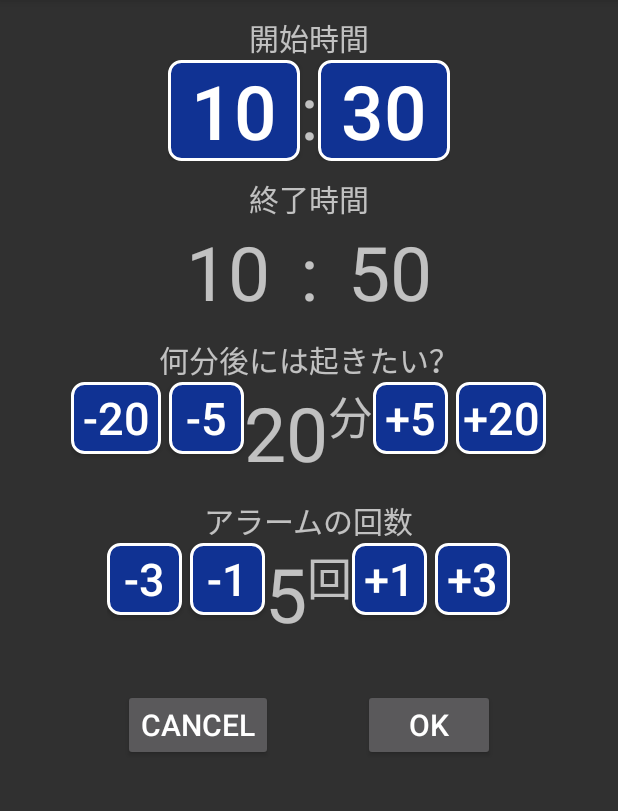
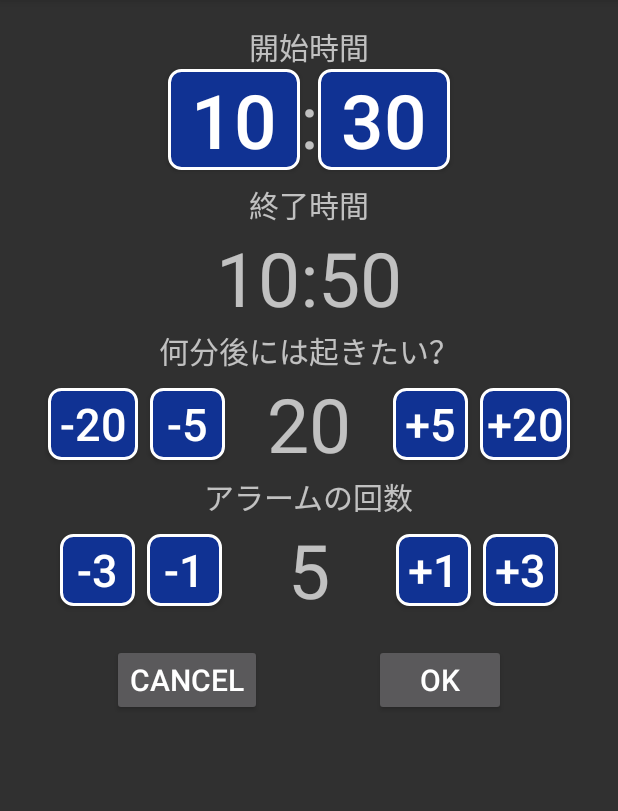
Before and after one commit to m-mememe/SleepyheadZ_Alarm, an Android app: the TimerMenuActivity screen opened directly, with no data from a screen before it, on a phone screen of 412 x 824 dp, the part 84-895 px from its top. Run offline under Robolectric (Android 15) with nearby library versions, the phone set to English and light mode, and no system bars; libraries missing offline, so code that uses them is left out: com.websarva.wings, io.realm, io.realm.kotlin; 1 statement that could not run was skipped.

Commit message:
タイマー設定メニューをLinearLayoutからConstraintLayoutに変更

```diff
--- a/app/src/main/res/layout/activity_menu_timer.xml
+++ b/app/src/main/res/layout/activity_menu_timer.xml
@@ -1,256 +1,292 @@
 <?xml version="1.0" encoding="utf-8"?>
-<LinearLayout
-    xmlns:android="http://schemas.android.com/apk/res/android"
+<androidx.constraintlayout.widget.ConstraintLayout xmlns:android="http://schemas.android.com/apk/res/android"
+    xmlns:app="http://schemas.android.com/apk/res-auto"
+    xmlns:tools="http://schemas.android.com/tools"
     android:layout_width="match_parent"
-    android:layout_height="match_parent"
-    android:orientation="vertical">
+    android:layout_height="match_parent">
 
     <TextView
-        android:layout_width="wrap_content"
-        android:layout_height="wrap_content"
-        android:layout_marginTop="10dp"
-        android:textSize="20sp"
-        android:layout_gravity="center_horizontal"
-        android:text="@string/tv_start_time"/>
-
-    <LinearLayout
+        android:id="@+id/textView2"
         android:layout_width="wrap_content"
         android:layout_height="wrap_content"
         android:layout_gravity="center_horizontal"
-        android:layout_marginBottom="10dp"
-        android:orientation="horizontal">
+        android:layout_marginTop="16dp"
+        android:text="@string/tv_start_time"
+        android:textSize="20sp"
+        app:layout_constraintEnd_toEndOf="parent"
+        app:layout_constraintStart_toStartOf="parent"
+        app:layout_constraintTop_toTopOf="parent" />
 
     <Button
         android:id="@+id/bt_start_time_hour"
         android:layout_width="wrap_content"
         android:layout_height="wrap_content"
+        android:background="@drawable/button_background_blue"
+        android:onClick="setStartTimeHour"
+        android:text="0"
         android:textSize="50sp"
-            android:background="@drawable/button_background_blue"
-            android:text="0"
-            android:onClick="setStartTimeHour"/>
+        app:layout_constraintEnd_toStartOf="@+id/textView3"
+        app:layout_constraintTop_toBottomOf="@+id/textView2" />
 
     <TextView
+        android:id="@+id/textView3"
         android:layout_width="wrap_content"
         android:layout_height="wrap_content"
+        android:text="@string/tv_colon"
         android:textSize="50sp"
-            android:text="@string/tv_colon"/>
+        app:layout_constraintEnd_toEndOf="parent"
+        app:layout_constraintStart_toStartOf="parent"
+        app:layout_constraintTop_toBottomOf="@+id/textView2" />
 
     <Button
         android:id="@+id/bt_start_time_minute"
         android:layout_width="wrap_content"
         android:layout_height="wrap_content"
+        android:background="@drawable/button_background_blue"
+        android:onClick="setStartTimeMinute"
+        android:text="00"
         android:textSize="50sp"
-            android:background="@drawable/button_background_blue"
-            android:text="00"
-            android:onClick="setStartTimeMinute"/>
-    </LinearLayout>
+        app:layout_constraintStart_toEndOf="@+id/textView3"
+        app:layout_constraintTop_toBottomOf="@+id/textView2" />
 
     <TextView
+        android:id="@+id/textView4"
         android:layout_width="wrap_content"
         android:layout_height="wrap_content"
+        android:layout_gravity="center_horizontal"
+        android:layout_marginTop="8dp"
+        android:text="@string/tv_end_time"
         android:textSize="20sp"
-        android:layout_gravity="center_horizontal"
-        android:text="@string/tv_end_time"/>
-
-    <LinearLayout
-        android:layout_width="wrap_content"
-        android:layout_height="wrap_content"
-        android:layout_marginBottom="10dp"
-        android:layout_gravity="center_horizontal"
-        android:orientation="horizontal">
+        app:layout_constraintEnd_toEndOf="parent"
+        app:layout_constraintStart_toStartOf="parent"
+        app:layout_constraintTop_toBottomOf="@+id/textView3" />
 
     <TextView
         android:id="@+id/tv_end_hour"
         android:layout_width="wrap_content"
         android:layout_height="wrap_content"
+        android:text="0"
         android:textSize="50sp"
-            android:layout_marginRight="20dp"
-            android:text="0"/>
+        app:layout_constraintEnd_toStartOf="@+id/textView5"
+        app:layout_constraintTop_toBottomOf="@+id/textView4" />
 
     <TextView
+        android:id="@+id/textView5"
         android:layout_width="wrap_content"
         android:layout_height="wrap_content"
+        android:text="@string/tv_colon"
         android:textSize="50sp"
-            android:layout_marginRight="20dp"
-            android:text="@string/tv_colon"/>
+        app:layout_constraintEnd_toEndOf="parent"
+        app:layout_constraintStart_toStartOf="parent"
+        app:layout_constraintTop_toBottomOf="@+id/textView4" />
 
     <TextView
         android:id="@+id/tv_end_minute"
         android:layout_width="wrap_content"
         android:layout_height="wrap_content"
+        android:text="00"
         android:textSize="50sp"
-            android:text="00"/>
-    </LinearLayout>
+        app:layout_constraintStart_toEndOf="@+id/textView5"
+        app:layout_constraintTop_toBottomOf="@+id/textView4" />
 
     <TextView
+        android:id="@+id/textView6"
         android:layout_width="wrap_content"
         android:layout_height="wrap_content"
+        android:layout_gravity="center_horizontal"
+        android:text="@string/tv_alarm_time"
         android:textSize="20sp"
-        android:layout_gravity="center_horizontal"
-        android:text="@string/tv_alarm_time"/>
-
-    <LinearLayout
-        android:layout_width="wrap_content"
-        android:layout_height="wrap_content"
-        android:layout_marginBottom="10dp"
-        android:layout_gravity="center_horizontal"
-        android:orientation="horizontal">
+        app:layout_constraintEnd_toEndOf="parent"
+        app:layout_constraintStart_toStartOf="parent"
+        app:layout_constraintTop_toBottomOf="@+id/textView5" />
 
     <Button
         android:id="@+id/bt_alarm_time_minus20"
         android:layout_width="60dp"
         android:layout_height="wrap_content"
-            android:layout_marginRight="5dp"
+        android:layout_marginStart="32dp"
+        android:background="@drawable/button_background_blue"
+        android:onClick="alarmTimeMinus20"
+        android:text="@string/bt_time_minus20"
         android:textSize="30sp"
-            android:background="@drawable/button_background_blue"
-            android:text="@string/bt_time_minus20"
-            android:onClick="alarmTimeMinus20"/>
+        app:layout_constraintBottom_toBottomOf="@+id/tv_alarm_time"
+        app:layout_constraintStart_toStartOf="parent"
+        app:layout_constraintTop_toBottomOf="@+id/textView6" />
 
     <Button
         android:id="@+id/bt_alarm_time_minus5"
         android:layout_width="50dp"
         android:layout_height="wrap_content"
+        android:layout_marginStart="8dp"
+        android:background="@drawable/button_background_blue"
+        android:onClick="alarmTimeMinus5"
+        android:text="@string/bt_time_minus5"
         android:textSize="30sp"
-            android:background="@drawable/button_background_blue"
-            android:text="@string/bt_time_minus5"
-            android:onClick="alarmTimeMinus5"/>
+        app:layout_constraintBottom_toBottomOf="@+id/bt_alarm_time_minus20"
+        app:layout_constraintStart_toEndOf="@+id/bt_alarm_time_minus20" />
 
     <TextView
         android:id="@+id/tv_alarm_time"
         android:layout_width="wrap_content"
         android:layout_height="wrap_content"
+        android:layout_gravity="center_horizontal"
+        android:text="0"
         android:textSize="50sp"
-            android:layout_gravity="center_horizontal"
-            android:text="0"/>
+        app:layout_constraintEnd_toEndOf="parent"
+        app:layout_constraintStart_toStartOf="parent"
+        app:layout_constraintTop_toBottomOf="@+id/textView6" />
 
     <TextView
+        android:id="@+id/textView7"
         android:layout_width="wrap_content"
         android:layout_height="wrap_content"
+        android:layout_gravity="center_horizontal"
+        android:text="@string/tv_minute"
         android:textSize="30sp"
-            android:layout_gravity="center_horizontal"
-            android:text="@string/tv_minute"/>
+        android:visibility="invisible"
+        app:layout_constraintBottom_toBottomOf="@+id/bt_alarm_time_minus20"
+        app:layout_constraintEnd_toStartOf="@+id/bt_alarm_time_plus5" />
 
     <Button
         android:id="@+id/bt_alarm_time_plus5"
         android:layout_width="50dp"
         android:layout_height="wrap_content"
-            android:layout_marginRight="5dp"
+        android:layout_marginEnd="8dp"
+        android:background="@drawable/button_background_blue"
+        android:onClick="alarmTimePlus5"
+        android:text="@string/bt_time_plus5"
         android:textSize="30sp"
-            android:background="@drawable/button_background_blue"
-            android:text="@string/bt_time_plus5"
-            android:onClick="alarmTimePlus5"/>
+        app:layout_constraintBottom_toBottomOf="@+id/bt_alarm_time_minus20"
+        app:layout_constraintEnd_toStartOf="@+id/bt_alarm_time_plus20" />
 
     <Button
         android:id="@+id/bt_alarm_time_plus20"
         android:layout_width="60dp"
         android:layout_height="wrap_content"
+        android:layout_marginEnd="32dp"
+        android:background="@drawable/button_background_blue"
+        android:onClick="alarmTimePlus20"
+        android:text="@string/bt_time_plus20"
         android:textSize="30sp"
-            android:background="@drawable/button_background_blue"
-            android:text="@string/bt_time_plus20"
-            android:onClick="alarmTimePlus20"/>
-    </LinearLayout>
+        app:layout_constraintBottom_toBottomOf="@+id/bt_alarm_time_minus20"
+        app:layout_constraintEnd_toEndOf="parent" />
 
     <TextView
+        android:id="@+id/textView8"
         android:layout_width="wrap_content"
         android:layout_height="wrap_content"
+        android:layout_gravity="center_horizontal"
+        android:text="@string/tv_alarm_count"
         android:textSize="20sp"
-        android:layout_gravity="center_horizontal"
-        android:text="@string/tv_alarm_count"/>
-
-    <LinearLayout
-        android:layout_width="wrap_content"
-        android:layout_height="wrap_content"
-        android:layout_marginBottom="10dp"
-        android:layout_gravity="center_horizontal"
-        android:baselineAligned="true"
-        android:orientation="horizontal">
+        app:layout_constraintEnd_toEndOf="parent"
+        app:layout_constraintStart_toStartOf="parent"
+        app:layout_constraintTop_toBottomOf="@+id/tv_alarm_time" />
 
     <Button
         android:id="@+id/bt_alarm_count_minus20"
         android:layout_width="50dp"
         android:layout_height="wrap_content"
-            android:layout_marginRight="5dp"
+        android:layout_marginStart="40dp"
+        android:background="@drawable/button_background_blue"
+        android:onClick="alarmCountMinus3"
+        android:text="@string/bt_count_minus3"
         android:textSize="30sp"
-            android:background="@drawable/button_background_blue"
-            android:text="@string/bt_count_minus3"
-            android:onClick="alarmCountMinus3"/>
+        app:layout_constraintBottom_toBottomOf="@+id/tv_alarm_count"
+        app:layout_constraintStart_toStartOf="parent"
+        app:layout_constraintTop_toBottomOf="@+id/textView8" />
 
     <Button
         android:id="@+id/bt_alarm_count_minus5"
         android:layout_width="50dp"
         android:layout_height="wrap_content"
+        android:layout_marginStart="8dp"
+        android:background="@drawable/button_background_blue"
+        android:onClick="alarmCountMinus1"
+        android:text="@string/bt_count_minus1"
         android:textSize="30sp"
-            android:background="@drawable/button_background_blue"
-            android:text="@string/bt_count_minus1"
-            android:onClick="alarmCountMinus1"/>
+        app:layout_constraintBottom_toBottomOf="@+id/bt_alarm_count_minus20"
+        app:layout_constraintStart_toEndOf="@+id/bt_alarm_count_minus20" />
 
     <TextView
         android:id="@+id/tv_alarm_count"
         android:layout_width="wrap_content"
         android:layout_height="wrap_content"
+        android:layout_gravity="center_horizontal"
+        android:text="0"
         android:textSize="50sp"
-            android:layout_gravity="center_horizontal"
-            android:text="0"/>
+        app:layout_constraintEnd_toEndOf="parent"
+        app:layout_constraintStart_toStartOf="parent"
+        app:layout_constraintTop_toBottomOf="@+id/textView8" />
 
     <TextView
         android:layout_width="wrap_content"
         android:layout_height="wrap_content"
+        android:layout_gravity="center_horizontal"
+        android:text="@string/tv_count"
         android:textSize="30sp"
-            android:layout_gravity="center_horizontal"
-            android:text="@string/tv_count"/>
+        android:visibility="invisible"
+        app:layout_constraintBottom_toBottomOf="@+id/bt_alarm_count_minus20"
+        app:layout_constraintEnd_toStartOf="@+id/bt_alarm_count_plus5" />
 
     <Button
         android:id="@+id/bt_alarm_count_plus5"
         android:layout_width="50dp"
         android:layout_height="wrap_content"
-            android:layout_marginRight="5dp"
+        android:layout_marginEnd="8dp"
+        android:background="@drawable/button_background_blue"
+        android:onClick="alarmCountPlus1"
+        android:text="@string/bt_count_plus1"
         android:textSize="30sp"
-            android:background="@drawable/button_background_blue"
-            android:text="@string/bt_count_plus1"
-            android:onClick="alarmCountPlus1"/>
+        app:layout_constraintBottom_toBottomOf="@+id/bt_alarm_count_minus20"
+        app:layout_constraintEnd_toStartOf="@+id/bt_alarm_count_plus20" />
 
     <Button
         android:id="@+id/bt_alarm_count_plus20"
         android:layout_width="50dp"
         android:layout_height="wrap_content"
+        android:layout_marginEnd="40dp"
+        android:background="@drawable/button_background_blue"
+        android:onClick="alarmCountPlus3"
+        android:text="@string/bt_count_plus3"
         android:textSize="30sp"
-            android:background="@drawable/button_background_blue"
-            android:text="@string/bt_count_plus3"
-            android:onClick="alarmCountPlus3"/>
-    </LinearLayout>
-
-    <LinearLayout
-        android:layout_width="wrap_content"
-        android:layout_height="wrap_content"
-        android:layout_gravity="center_horizontal"
-        android:layout_marginTop="20dp"
-        android:orientation="horizontal">
+        app:layout_constraintBottom_toBottomOf="@+id/bt_alarm_count_minus20"
+        app:layout_constraintEnd_toEndOf="parent" />
 
     <Button
         android:id="@+id/bt_back"
         android:layout_width="wrap_content"
         android:layout_height="wrap_content"
+        android:layout_marginTop="16dp"
+        android:onClick="onBackButtonClick"
+        android:text="@string/bt_back"
         android:textSize="20sp"
-            android:onClick="onBackButtonClick"
-            android:layout_marginRight="60dp"
-            android:text="@string/bt_back" />
+        app:layout_constraintEnd_toStartOf="@+id/bt_OK"
+        app:layout_constraintHorizontal_bias="0.5"
+        app:layout_constraintStart_toStartOf="parent"
+        app:layout_constraintTop_toBottomOf="@+id/tv_alarm_count" />
 
     <Button
         android:id="@+id/bt_OK"
         android:layout_width="wrap_content"
         android:layout_height="wrap_content"
+        android:onClick="onOKButtonClick"
+        android:text="@string/bt_OK"
         android:textSize="20sp"
-            android:onClick="onOKButtonClick"
-            android:text="@string/bt_OK"/>
-    </LinearLayout>
+        app:layout_constraintBottom_toBottomOf="@+id/bt_back"
+        app:layout_constraintEnd_toEndOf="parent"
+        app:layout_constraintHorizontal_bias="0.5"
+        app:layout_constraintStart_toEndOf="@+id/bt_back" />
 
     <Button
         android:id="@+id/bt_delete"
         android:layout_width="wrap_content"
         android:layout_height="wrap_content"
         android:layout_gravity="center_horizontal"
-        android:layout_marginTop="20dp"
+        android:layout_marginTop="8dp"
+        android:onClick="onDeleteButtonClick"
+        android:text="@string/bt_delete"
         android:textSize="20sp"
-        android:onClick="onDeleteButtonClick"
-        android:text="@string/bt_delete"/>
-</LinearLayout>
+        app:layout_constraintEnd_toEndOf="parent"
+        app:layout_constraintStart_toStartOf="parent"
+        app:layout_constraintTop_toBottomOf="@+id/bt_OK" />
+</androidx.constraintlayout.widget.ConstraintLayout>
```
Also changed, not shown: 1 other file. Lines whose indentation alone changed are shown as unchanged.
